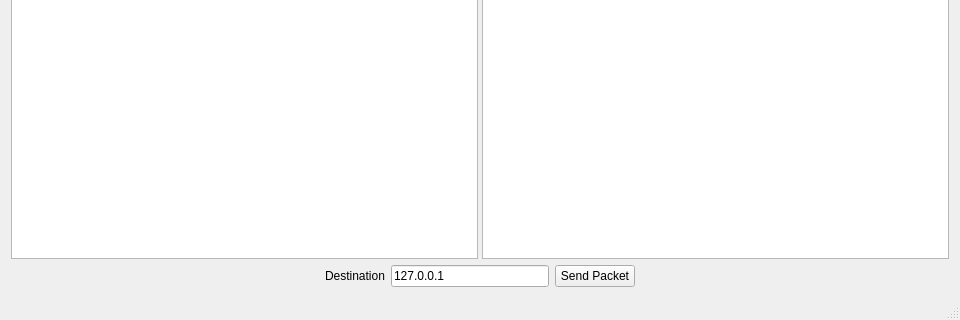
xQsme/SRC_Packets, file mainwindow.ui: the form before one commit; both pictures show x 0 to 960 and y 740 to 1060 of the 960 by 1060 pixel window.
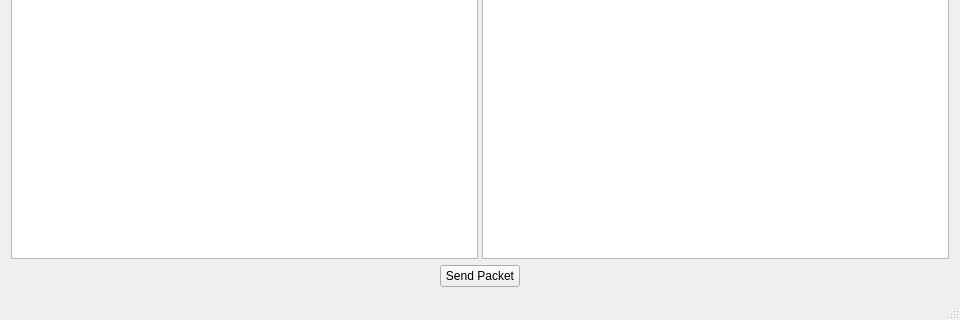
The form after the commit.

```diff
--- a/mainwindow.ui
+++ b/mainwindow.ui
@@ -134,33 +134,6 @@
           </property>
          </spacer>
         </item>
-        <item>
-         <spacer name="horizontalSpacer_7">
-          <property name="orientation">
-           <enum>Qt::Horizontal</enum>
-          </property>
-          <property name="sizeHint" stdset="0">
-           <size>
-            <width>40</width>
-            <height>20</height>
-           </size>
-          </property>
-         </spacer>
-        </item>
-        <item>
-         <widget class="QLabel" name="label_2">
-          <property name="text">
-           <string>Destination</string>
-          </property>
-         </widget>
-        </item>
-        <item>
-         <widget class="QLineEdit" name="lineEdit_2">
-          <property name="text">
-           <string>127.0.0.1</string>
-          </property>
-         </widget>
-        </item>
         <item>
          <widget class="QPushButton" name="pushButton_3">
           <property name="text">
@@ -181,19 +154,6 @@
           </property>
          </spacer>
         </item>
-        <item>
-         <spacer name="horizontalSpacer_6">
-          <property name="orientation">
-           <enum>Qt::Horizontal</enum>
-          </property>
-          <property name="sizeHint" stdset="0">
-           <size>
-            <width>40</width>
-            <height>20</height>
-           </size>
-          </property>
-         </spacer>
-        </item>
        </layout>
       </item>
      </layout>
```
Left out of the diff: 2 changed lines with no effect on the pictures.
